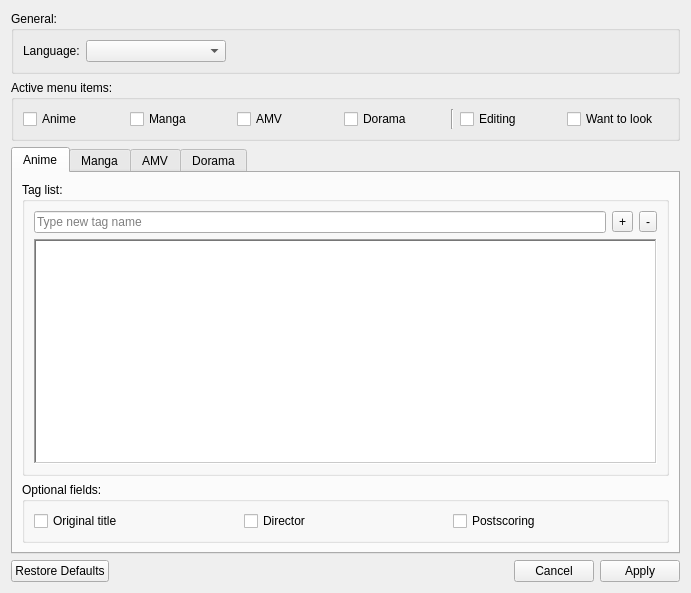
LibertaSoft/DatabaseAnime, file formsettings.ui: the form before one commit.
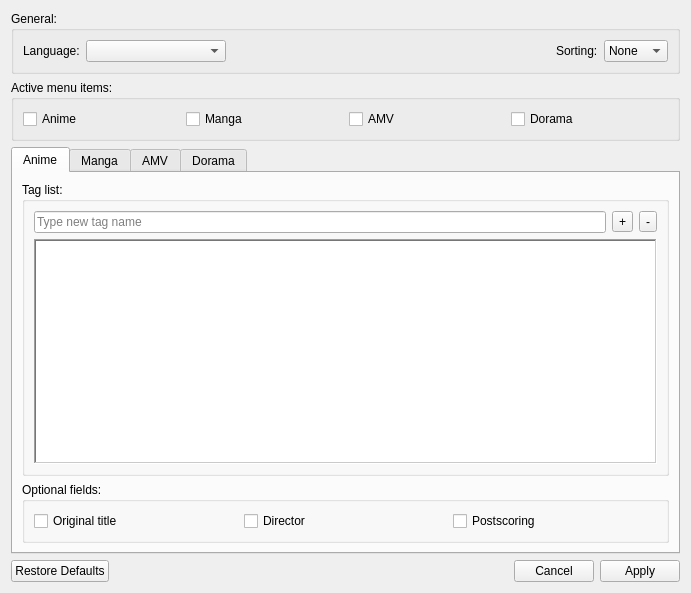
The form after the commit. Icons and pictures are not drawn.

The edit to the form file:
```diff
--- a/formsettings.ui
+++ b/formsettings.ui
@@ -73,6 +73,32 @@
           </property>
          </spacer>
         </item>
+        <item>
+         <widget class="QLabel" name="Lbl_Sort">
+          <property name="text">
+           <string>Sorting:</string>
+          </property>
+         </widget>
+        </item>
+        <item>
+         <widget class="QComboBox" name="CBox_Sort">
+          <item>
+           <property name="text">
+            <string>None</string>
+           </property>
+          </item>
+          <item>
+           <property name="text">
+            <string>ASC</string>
+           </property>
+          </item>
+          <item>
+           <property name="text">
+            <string>DESC</string>
+           </property>
+          </item>
+         </widget>
+        </item>
        </layout>
       </item>
      </layout>
@@ -121,27 +147,6 @@
         </property>
        </widget>
       </item>
-      <item>
-       <widget class="Line" name="line_2">
-        <property name="orientation">
-         <enum>Qt::Vertical</enum>
-        </property>
-       </widget>
-      </item>
-      <item>
-       <widget class="QCheckBox" name="CheckBox_EnableEditing">
-        <property name="text">
-         <string>Editing</string>
-        </property>
-       </widget>
-      </item>
-      <item>
-       <widget class="QCheckBox" name="CheckBox_EnableLookLater">
-        <property name="text">
-         <string>Want to look</string>
-        </property>
-       </widget>
-      </item>
      </layout>
     </widget>
    </item>
```
